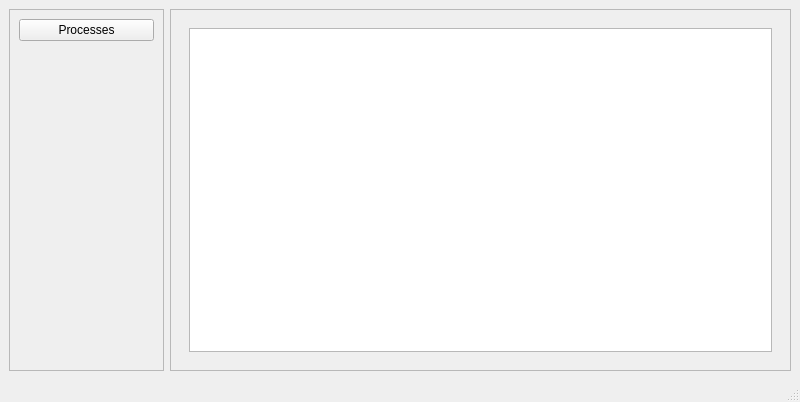
Qt form ui/main_window.ui (Chri-Systems/system_monitor) before a commit.
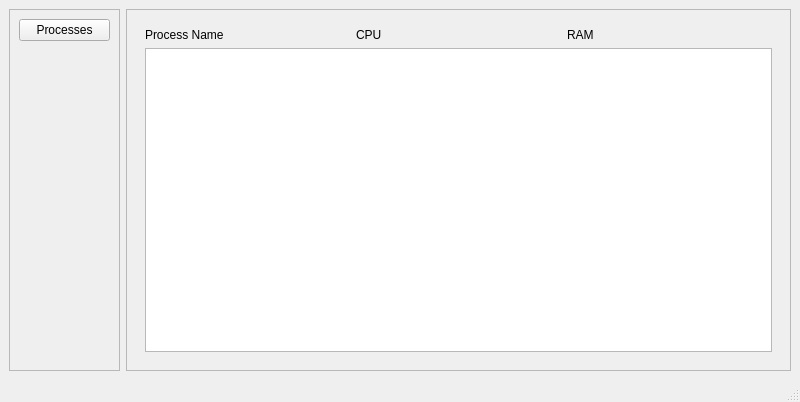
The same form after that commit.

```diff
--- a/ui/main_window.ui
+++ b/ui/main_window.ui
@@ -57,7 +57,7 @@
      <widget class="QFrame" name="frame_main">
       <property name="sizePolicy">
        <sizepolicy hsizetype="Preferred" vsizetype="Preferred">
-        <horstretch>4</horstretch>
+        <horstretch>6</horstretch>
         <verstretch>0</verstretch>
        </sizepolicy>
       </property>
@@ -74,14 +74,35 @@
           <number>0</number>
          </property>
          <widget class="QWidget" name="page_processes">
-          <layout class="QVBoxLayout" name="verticalLayout_2">
-           <item>
+          <layout class="QGridLayout" name="gridLayout">
+           <item row="1" column="0" colspan="3">
             <widget class="QListWidget" name="process_list">
              <property name="verticalScrollMode">
               <enum>QAbstractItemView::ScrollMode::ScrollPerPixel</enum>
              </property>
             </widget>
            </item>
+           <item row="0" column="0">
+            <widget class="QLabel" name="label_proc_name">
+             <property name="text">
+              <string>Process Name</string>
+             </property>
+            </widget>
+           </item>
+           <item row="0" column="2">
+            <widget class="QLabel" name="label_proc_nam">
+             <property name="text">
+              <string>RAM</string>
+             </property>
+            </widget>
+           </item>
+           <item row="0" column="1">
+            <widget class="QLabel" name="label_proc_cpu">
+             <property name="text">
+              <string>CPU</string>
+             </property>
+            </widget>
+           </item>
           </layout>
          </widget>
          <widget class="QWidget" name="page_cpu"/>
```
